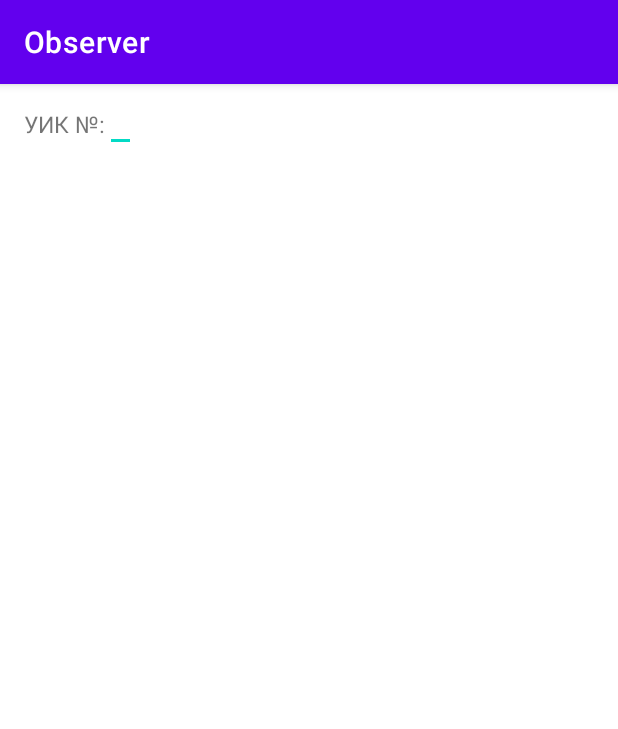
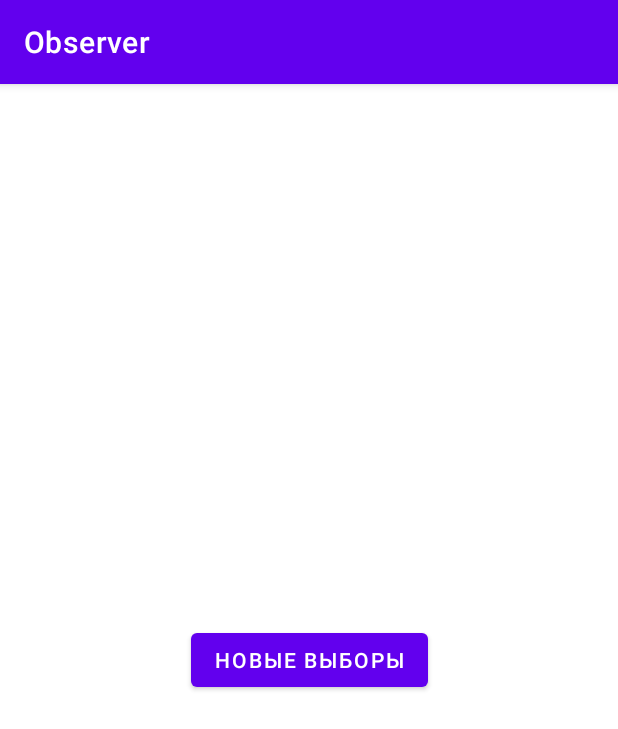
Before and after one commit to MatveyVlasov/observer, an Android app: the screen it shows after launch (MainActivity), on a phone screen of 412 x 824 dp. Shown: the top 729 px of the screen. Run offline under Robolectric (Android 15) with nearby library versions, the phone set to English and light mode, and no system bars; our stand-ins replace Room's generated code, data binding.

Commit message:
database created and fragment_title added

```diff
--- a/app/src/main/java/ru/elections/observer/ElectionViewModel.kt
+++ b/app/src/main/java/ru/elections/observer/ElectionViewModel.kt
@@ -1,15 +1,67 @@
 package ru.elections.observer
 
+import android.util.Log
 import androidx.lifecycle.LiveData
 import androidx.lifecycle.MutableLiveData
 import androidx.lifecycle.ViewModel
+import androidx.lifecycle.viewModelScope
+import kotlinx.coroutines.Job
+import kotlinx.coroutines.launch
+import ru.elections.observer.database.Election
+import ru.elections.observer.database.ElectionDatabaseDao
 
-class ElectionViewModel : ViewModel() {
-    private val _pollingStation = MutableLiveData<Int>()
-    val pollingStation: LiveData<Int>
-        get() = _pollingStation
+class ElectionViewModel(
+    val database: ElectionDatabaseDao) : ViewModel() {
+
+    private var _lastElection = MutableLiveData<Election?>()
+    val lastElection: LiveData<Election?>
+        get() = _lastElection
+
+    private var _navigateToMainFragment = MutableLiveData<Boolean>()
+    val navigateToMainFragment: LiveData<Boolean>
+        get() = _navigateToMainFragment
+
+   var size = MutableLiveData<Int>()
 
     init {
-        _pollingStation.value = -1
+        //viewModelScope.launch { database.clear() }
+        Log.i("Current init", "It's INIT block")
+        initializeLastElection()
+        _navigateToMainFragment.value = false
     }
+
+
+    private fun initializeLastElection() {
+        Log.i("Current init", "Heq")
+        viewModelScope.launch {
+            _lastElection.value = database.getLast()
+            size.value = database.getSize()
+            Log.i("Current init", size.value.toString())
+        }
+    }
+
+    fun onPollingStationChanged(station: Int) {
+        viewModelScope.launch {
+            _lastElection.value = _lastElection.value?.also {
+                it.pollingStation = station
+                database.update(it)
+            }
+        }
+    }
+
+    fun onNewElectionButton() {
+        viewModelScope.launch {
+            val job: Job = viewModelScope.launch {
+                database.insert(Election())
+                initializeLastElection()
+            }
+            job.join()
+            _navigateToMainFragment.value = true
+        }
+    }
+
+    fun doneNavigating() {
+        _navigateToMainFragment.value = false
+    }
+
 }
--- /dev/null
+++ b/app/src/main/java/ru/elections/observer/ElectionViewModelFactory.kt
@@ -0,0 +1,18 @@
+package ru.elections.observer
+
+import androidx.lifecycle.ViewModel
+import androidx.lifecycle.ViewModelProvider
+import ru.elections.observer.database.ElectionDatabaseDao
+import java.lang.IllegalArgumentException
+
+class ElectionViewModelFactory(
+    private val database: ElectionDatabaseDao) : ViewModelProvider.Factory {
+
+    @Suppress("unchecked cast")
+    override fun <T : ViewModel?> create(modelClass: Class<T>): T {
+        if (modelClass.isAssignableFrom(ElectionViewModel::class.java)) {
+            return ElectionViewModel(database) as T
+        }
+        throw IllegalArgumentException("Unknown ViewModel Class")
+    }
+}
--- a/app/src/main/java/ru/elections/observer/MainFragment.kt
+++ b/app/src/main/java/ru/elections/observer/MainFragment.kt
@@ -1,52 +1,83 @@
 package ru.elections.observer
 
 import android.os.Bundle
+import android.util.Log
 import android.view.LayoutInflater
 import android.view.View
 import android.view.ViewGroup
 import android.view.inputmethod.EditorInfo
-import android.widget.EditText
-import androidx.core.widget.addTextChangedListener
-import androidx.core.widget.doAfterTextChanged
-import androidx.core.widget.doOnTextChanged
 import androidx.databinding.DataBindingUtil
 import androidx.fragment.app.Fragment
 import androidx.lifecycle.ViewModelProvider
+import ru.elections.observer.database.ElectionDatabase
 import ru.elections.observer.databinding.FragmentMainBinding
+import androidx.navigation.fragment.findNavController
+import kotlinx.coroutines.delay
+import kotlinx.coroutines.launch
+import kotlinx.coroutines.runBlocking
+import ru.elections.observer.database.Election
 
 class MainFragment : Fragment() {
-    private lateinit var binding: FragmentMainBinding
-
-    private lateinit var viewModel: ElectionViewModel
+    lateinit var binding: FragmentMainBinding
+    lateinit var viewModel: ElectionViewModel
 
     override fun onCreateView(
         inflater: LayoutInflater,
         container: ViewGroup?,
         savedInstanceState: Bundle?
     ): View {
-        binding = DataBindingUtil.inflate(inflater, R.layout.fragment_main, container, false)
+        binding = DataBindingUtil.inflate(inflater,
+                        R.layout.fragment_main, container, false)
 
-        viewModel = ViewModelProvider(this).get(ElectionViewModel::class.java)
+        val application = requireNotNull(this.activity).application
+        val database = ElectionDatabase.getInstance(application).electionDatabaseDao
+        val viewModelFactory = ElectionViewModelFactory(database)
+        viewModel = ViewModelProvider(requireActivity(), viewModelFactory).get(ElectionViewModel::class.java)
+
+        binding.electionViewModel = viewModel
         binding.lifecycleOwner = viewLifecycleOwner
 
-//        binding.editPollingStation.doAfterTextChanged {
-//            binding.editPollingStation.visibility = View.GONE
-//            binding.textPollingStation.visibility = View.VISIBLE
-//            binding.textPollingStation.text = it ?: "-"
-//        }
 
-        binding.editPollingStation.setOnEditorActionListener { _, actionId, _ ->
+        binding.pollingStationEdit.setOnEditorActionListener { _, actionId, _ ->
             if (actionId == EditorInfo.IME_ACTION_DONE) {
-                binding.apply {
-                    editPollingStation.visibility = View.GONE
-                    textPollingStation.visibility = View.VISIBLE
-                    textPollingStation.text = editPollingStation.text
-                }
+                onPollingStationChosen(binding.pollingStationEdit.text.toString().toInt())
             }
             false
+        }
+
+        viewModel.lastElection.observe(viewLifecycleOwner, {
+            Log.i("Current value LAST", it.toString())
+            Log.i("Current size LAST", viewModel.size.value.toString())
+            if (it == null) navigateToTitle()
+            binding.pollingStationNumber.text = (it?.pollingStation ?: "-").toString()
+        })
+
+        binding.iconEdit.setOnClickListener {
+            onEditIconSelected()
         }
 
         return binding.root
     }
 
+    private fun navigateToTitle() {
+        this.findNavController().navigate(MainFragmentDirections.actionMainFragmentToTitleFragment())
+    }
+
+    private fun onPollingStationChosen(station: Int) {
+        binding.apply {
+            pollingStationEdit.visibility = View.GONE
+            iconEdit.visibility = View.VISIBLE
+            pollingStationNumber.visibility = View.VISIBLE
+            viewModel.onPollingStationChanged(station)
+        }
+    }
+
+    private fun onEditIconSelected() {
+        binding.apply {
+            pollingStationEdit.visibility = View.VISIBLE
+            iconEdit.visibility = View.GONE
+            pollingStationNumber.visibility = View.GONE
+        }
+    }
+
 }
--- /dev/null
+++ b/app/src/main/java/ru/elections/observer/TitleFragment.kt
@@ -0,0 +1,46 @@
+package ru.elections.observer
+
+import android.os.Bundle
+import android.util.Log
+import android.view.LayoutInflater
+import android.view.View
+import android.view.ViewGroup
+import android.view.inputmethod.EditorInfo
+import androidx.databinding.DataBindingUtil
+import androidx.fragment.app.Fragment
+import androidx.lifecycle.ViewModelProvider
+import androidx.navigation.fragment.findNavController
+import ru.elections.observer.database.ElectionDatabase
+import ru.elections.observer.databinding.FragmentTitleBinding
+
+class TitleFragment : Fragment() {
+    lateinit var binding: FragmentTitleBinding
+    lateinit var viewModel: ElectionViewModel
+
+    override fun onCreateView(
+        inflater: LayoutInflater,
+        container: ViewGroup?,
+        savedInstanceState: Bundle?
+    ): View {
+        binding = DataBindingUtil.inflate(inflater,
+            R.layout.fragment_title, container, false)
+
+        val application = requireNotNull(this.activity).application
+        val database = ElectionDatabase.getInstance(application).electionDatabaseDao
+        val viewModelFactory = ElectionViewModelFactory(database)
+        viewModel = ViewModelProvider(requireActivity(), viewModelFactory).get(ElectionViewModel::class.java)
+
+        binding.electionViewModel = viewModel
+        binding.lifecycleOwner = viewLifecycleOwner
+
+        viewModel.navigateToMainFragment.observe(viewLifecycleOwner, {
+            if (it == true) {
+                this.findNavController().navigate(
+                    TitleFragmentDirections.actionTitleFragmentToMainFragment())
+                viewModel.doneNavigating()
+            }
+        })
+
+        return binding.root
+    }
+}
--- /dev/null
+++ b/app/src/main/java/ru/elections/observer/database/ElectionDatabase.kt
@@ -0,0 +1,30 @@
+package ru.elections.observer.database
+
+import android.content.Context
+import androidx.room.Database
+import androidx.room.Room
+import androidx.room.RoomDatabase
+
+@Database(entities = [Election::class], version = 1, exportSchema = false)
+abstract class ElectionDatabase : RoomDatabase() {
+    abstract val electionDatabaseDao: ElectionDatabaseDao
+
+    companion object {
+        @Volatile
+        private var INSTANCE: ElectionDatabase? = null
+
+        fun getInstance(context: Context): ElectionDatabase {
+            synchronized(this) {
+                var instance = INSTANCE
+                if (instance == null) {
+                    instance = Room.databaseBuilder(context.applicationContext,
+                        ElectionDatabase::class.java, "election_info")
+                        .fallbackToDestructiveMigration()
+                        .build()
+                    INSTANCE = instance
+                }
+                return instance
+            }
+        }
+    }
+}
--- /dev/null
+++ b/app/src/main/java/ru/elections/observer/database/ElectionDatabaseDao.kt
@@ -0,0 +1,24 @@
+package ru.elections.observer.database
+
+import androidx.room.Dao
+import androidx.room.Insert
+import androidx.room.Query
+import androidx.room.Update
+
+@Dao
+interface ElectionDatabaseDao {
+    @Insert
+    suspend fun insert(election: Election)
+
+    @Update
+    suspend fun update(election: Election)
+
+    @Query("DELETE FROM election_info")
+    suspend fun clear()
+
+    @Query("SELECT * FROM election_info ORDER BY electionId DESC LIMIT 1")
+    suspend fun getLast(): Election?
+
+    @Query("SELECT COUNT(*) FROM election_info")
+    suspend fun getSize(): Int
+}
--- a/app/src/main/res/layout/fragment_main.xml
+++ b/app/src/main/res/layout/fragment_main.xml
@@ -15,38 +15,49 @@
         tools:context=".MainFragment">
 
         <TextView
-            android:id="@+id/textView"
+            android:id="@+id/polling_station_text"
             android:layout_width="wrap_content"
             android:layout_height="wrap_content"
             android:layout_marginStart="16dp"
             android:layout_marginTop="16dp"
             android:text="@string/polling_station"
-            android:textSize="15sp"
+            android:textSize="@dimen/plain_text"
             app:layout_constraintStart_toStartOf="parent"
             app:layout_constraintTop_toTopOf="parent" />
 
         <EditText
-            android:id="@+id/edit_polling_station"
+            android:id="@+id/polling_station_edit"
             android:layout_width="wrap_content"
             android:layout_height="wrap_content"
+            android:autofillHints="no"
             android:imeOptions="actionDone"
             android:inputType="number"
             android:maxLength="5"
-            android:text="@{electionViewModel.pollingStation.toString()}"
-            android:autofillHints="no"
-            tools:hint="-"
-            app:layout_constraintStart_toEndOf="@+id/textView"
-            app:layout_constraintTop_toTopOf="parent" />
+            android:text="@{Integer.toString(electionViewModel.lastElection.pollingStation)}"
+            android:textSize="@dimen/plain_text"
+            android:visibility="gone"
+            app:layout_constraintBaseline_toBaselineOf="@+id/polling_station_text"
+            app:layout_constraintStart_toEndOf="@+id/polling_station_text" />
 
         <TextView
-            android:id="@+id/text_polling_station"
+            android:id="@+id/polling_station_number"
             android:layout_width="wrap_content"
             android:layout_height="wrap_content"
             android:layout_marginStart="8dp"
-            android:textSize="15sp"
-            android:visibility="gone"
-            app:layout_constraintBaseline_toBaselineOf="@+id/textView"
-            app:layout_constraintStart_toEndOf="@+id/textView" />
+            android:textSize="@dimen/plain_text"
+            android:visibility="visible"
+            app:layout_constraintBaseline_toBaselineOf="@+id/polling_station_text"
+            app:layout_constraintStart_toEndOf="@+id/polling_station_text" />
+
+        <ImageView
+            android:id="@+id/icon_edit"
+            android:layout_width="wrap_content"
+            android:layout_height="20dp"
+            android:layout_marginTop="16dp"
+            android:visibility="visible"
+            app:layout_constraintStart_toEndOf="@+id/polling_station_number"
+            app:layout_constraintTop_toTopOf="parent"
+            app:srcCompat="@drawable/ic_baseline_edit_24" />
 
 
     </androidx.constraintlayout.widget.ConstraintLayout>
--- /dev/null
+++ b/app/src/main/res/layout/fragment_title.xml
@@ -0,0 +1,29 @@
+<?xml version="1.0" encoding="utf-8"?>
+<layout xmlns:android="http://schemas.android.com/apk/res/android"
+    xmlns:app="http://schemas.android.com/apk/res-auto"
+    xmlns:tools="http://schemas.android.com/tools">
+
+    <data>
+        <variable
+            name="electionViewModel"
+            type="ru.elections.observer.ElectionViewModel" />
+    </data>
+
+    <androidx.constraintlayout.widget.ConstraintLayout
+        android:layout_width="match_parent"
+        android:layout_height="match_parent"
+        tools:context=".TitleFragment">
+
+
+        <Button
+            android:id="@+id/button_new_election"
+            android:layout_width="wrap_content"
+            android:layout_height="wrap_content"
+            android:text="@string/new_election"
+            android:onClick="@{() -> electionViewModel.onNewElectionButton()}"
+            app:layout_constraintBottom_toBottomOf="parent"
+            app:layout_constraintEnd_toEndOf="parent"
+            app:layout_constraintStart_toStartOf="parent"
+            app:layout_constraintTop_toTopOf="parent" />
+    </androidx.constraintlayout.widget.ConstraintLayout>
+</layout>
--- a/app/src/main/res/navigation/main_navigation.xml
+++ b/app/src/main/res/navigation/main_navigation.xml
@@ -9,5 +9,18 @@
         android:id="@+id/mainFragment"
         android:name="ru.elections.observer.MainFragment"
         android:label="fragment_main"
-        tools:layout="@layout/fragment_main" />
+        tools:layout="@layout/fragment_main" >
+        <action
+            android:id="@+id/action_mainFragment_to_titleFragment"
+            app:destination="@id/titleFragment" />
+    </fragment>
+    <fragment
+        android:id="@+id/titleFragment"
+        android:name="ru.elections.observer.TitleFragment"
+        android:label="fragment_title"
+        tools:layout="@layout/fragment_title" >
+        <action
+            android:id="@+id/action_titleFragment_to_mainFragment"
+            app:destination="@id/mainFragment" />
+    </fragment>
 </navigation>
--- a/app/src/main/res/values/strings.xml
+++ b/app/src/main/res/values/strings.xml
@@ -1,4 +1,7 @@
 <resources>
     <string name="app_name">Observer</string>
     <string name="polling_station">УИК №:</string>
+    <!-- TODO: Remove or change this placeholder text -->
+    <string name="hello_blank_fragment">Hello blank fragment</string>
+    <string name="new_election">Новые выборы</string>
 </resources>
--- a/build.gradle
+++ b/build.gradle
@@ -1,6 +1,9 @@
 // Top-level build file where you can add configuration options common to all sub-projects/modules.
 buildscript {
-    ext.kotlin_version = "1.5.0"
+    ext {
+        kotlin_version = '1.5.0'
+        room_version = '2.3.0'
+    }
     repositories {
         google()
         mavenCentral()
@@ -8,6 +11,7 @@ buildscript {
     dependencies {
         classpath "com.android.tools.build:gradle:4.2.1"
         classpath "org.jetbrains.kotlin:kotlin-gradle-plugin:$kotlin_version"
+        classpath "android.arch.navigation:navigation-safe-args-gradle-plugin:1.0.0"
 
         // NOTE: Do not place your application dependencies here; they belong
         // in the individual module build.gradle files
```
Also changed, not shown: app/build.gradle (+21 -0 lines), app/src/main/java/ru/elections/observer/database/Election.kt (added, +16 -0 lines).
